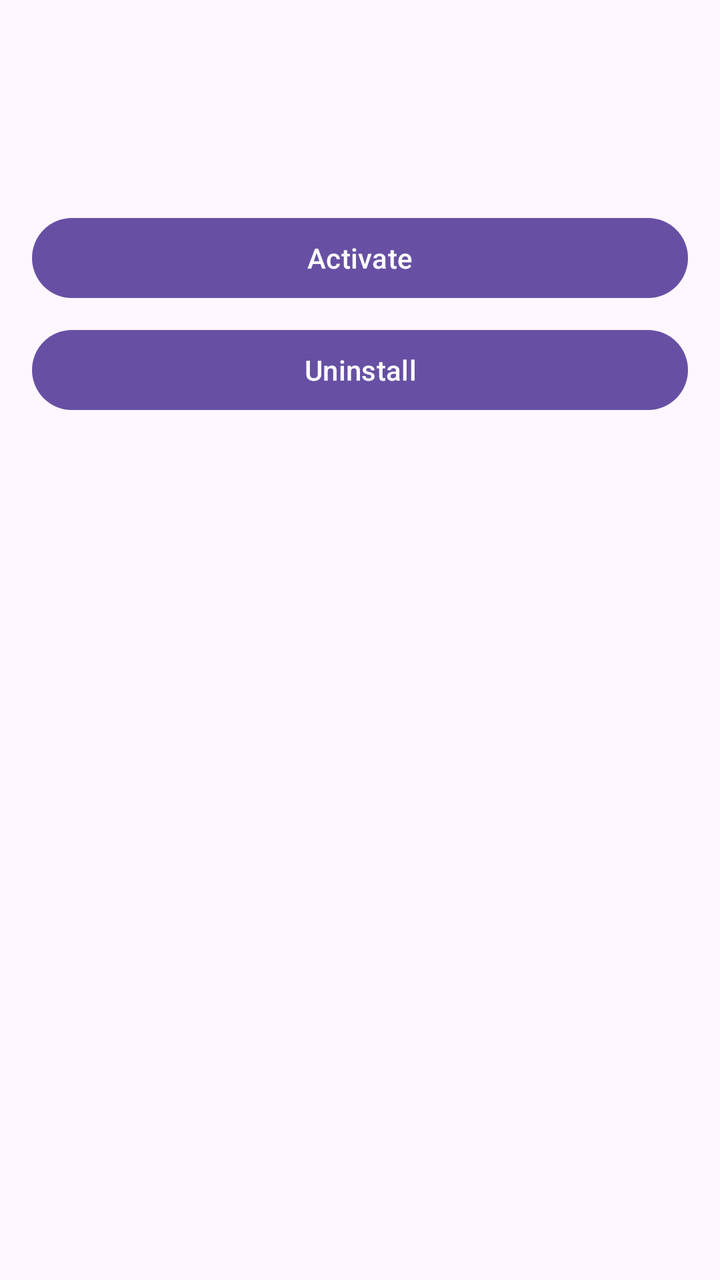
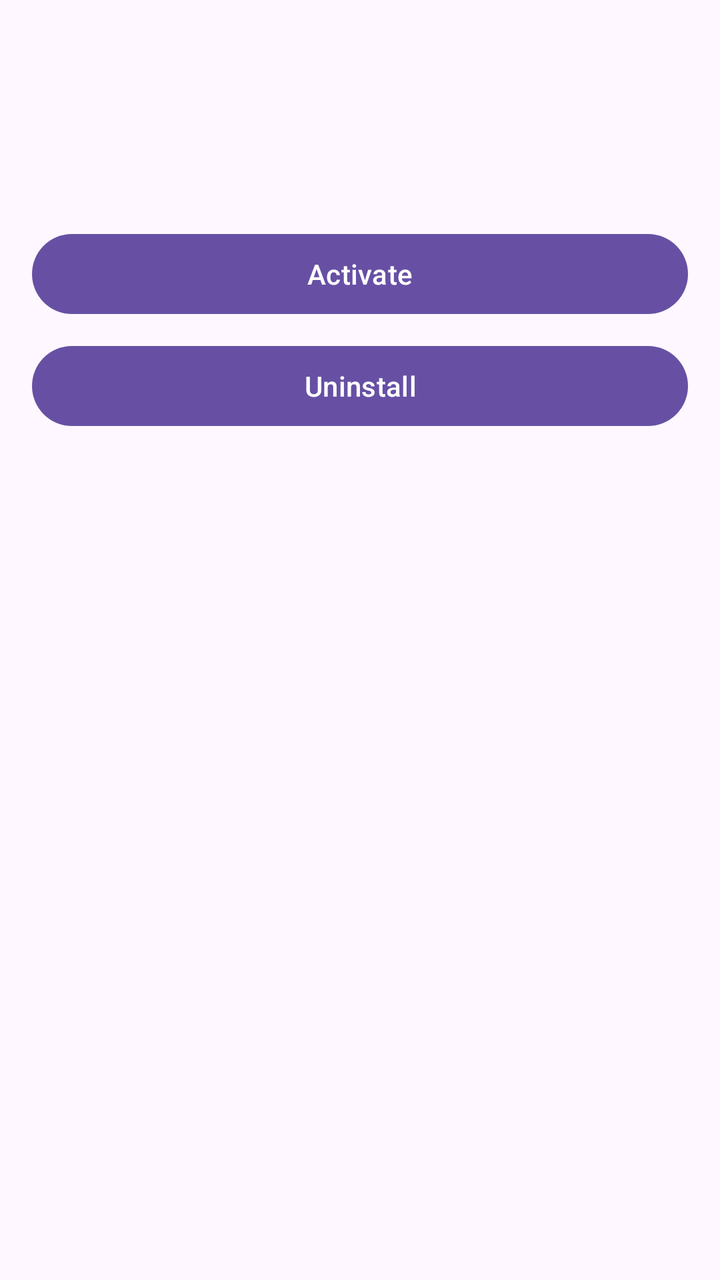

Screens rendered from an Android XML layout before and after an edit, with the pre-edit source and the edit as a unified diff.
<!-- AndroidManifest.xml: application theme Theme.XTools -->
<!-- res/layout/fragment_plugin_detail.xml -->
<?xml version="1.0" encoding="utf-8"?>
<LinearLayout xmlns:android="http://schemas.android.com/apk/res/android"
    android:layout_width="match_parent"
    android:layout_height="match_parent"
    android:orientation="vertical"
    android:padding="16dp">

    <TextView
        android:id="@+id/tv_plugin_name"
        android:layout_width="match_parent"
        android:layout_height="wrap_content"
        android:textSize="20sp"
        android:textStyle="bold" />

    <TextView
        android:id="@+id/tv_plugin_version"
        android:layout_width="match_parent"
        android:layout_height="wrap_content"
        android:textSize="14sp" />

    <TextView
        android:id="@+id/tv_plugin_description"
        android:layout_width="match_parent"
        android:layout_height="wrap_content"
        android:layout_marginTop="8dp"
        android:textSize="14sp" />

    <Button
        android:id="@+id/btn_activate"
        android:layout_width="match_parent"
        android:layout_height="wrap_content"
        android:layout_marginTop="16dp"
        android:text="Activate" />

    <Button
        android:id="@+id/btn_uninstall"
        android:layout_width="match_parent"
        android:layout_height="wrap_content"
        android:layout_marginTop="8dp"
        android:text="Uninstall" />

</LinearLayout>
<!-- resources referenced by this layout -->
<resources>
  <style name="Theme.XTools" parent="Theme.Material3.DayNight.NoActionBar" />
</resources>

<!-- the commit's change to res/layout/fragment_plugin_detail.xml (unified diff, before → after) -->
@@ -25,6 +25,23 @@
         android:layout_marginTop="8dp"
         android:textSize="14sp" />
 
+    <TextView
+        android:id="@+id/tv_permissions_header"
+        android:layout_width="match_parent"
+        android:layout_height="wrap_content"
+        android:layout_marginTop="16dp"
+        android:text="Permissions"
+        android:textSize="16sp"
+        android:textStyle="bold"
+        android:visibility="gone" />
+
+    <LinearLayout
+        android:id="@+id/permissionsContainer"
+        android:layout_width="match_parent"
+        android:layout_height="wrap_content"
+        android:layout_marginTop="8dp"
+        android:orientation="vertical" />
+
     <Button
         android:id="@+id/btn_activate"
         android:layout_width="match_parent"
